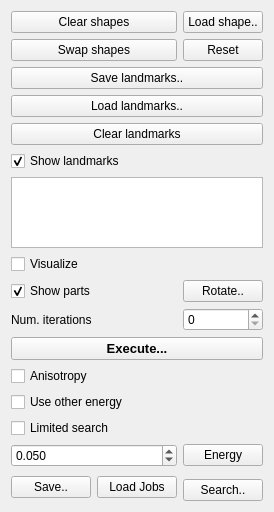
This is ddtt/experiment/experiment-widget.ui in ialhashim/ddtt-dev as Qt 5 draws it before an edit. The edited form follows.
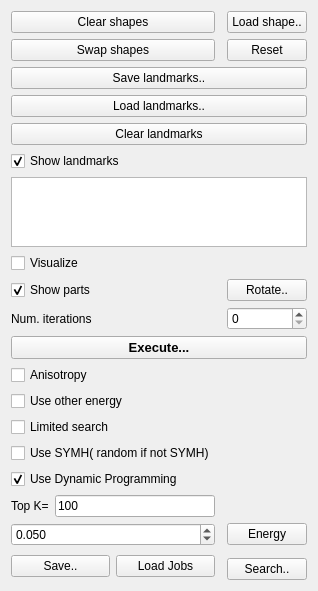
This is the edited form.

```diff
--- a/ddtt/experiment/experiment-widget.ui
+++ b/ddtt/experiment/experiment-widget.ui
@@ -6,41 +6,14 @@
    <rect>
     <x>0</x>
     <y>0</y>
-    <width>257</width>
-    <height>512</height>
+    <width>298</width>
+    <height>586</height>
    </rect>
   </property>
   <property name="windowTitle">
    <string>Form</string>
   </property>
   <layout class="QGridLayout" name="gridLayout">
-   <item row="11" column="0" colspan="2">
-    <spacer name="verticalSpacer_2">
-     <property name="orientation">
-      <enum>Qt::Vertical</enum>
-     </property>
-     <property name="sizeHint" stdset="0">
-      <size>
-       <width>20</width>
-       <height>40</height>
-      </size>
-     </property>
-    </spacer>
-   </item>
-   <item row="23" column="1">
-    <widget class="QPushButton" name="searchBest">
-     <property name="text">
-      <string>Search..</string>
-     </property>
-    </widget>
-   </item>
-   <item row="7" column="0" colspan="2">
-    <widget class="QPushButton" name="clearLandmarks">
-     <property name="text">
-      <string>Clear landmarks</string>
-     </property>
-    </widget>
-   </item>
    <item row="15" column="0">
     <widget class="QLabel" name="label">
      <property name="text">
@@ -48,8 +21,8 @@
      </property>
     </widget>
    </item>
-   <item row="3" column="0" colspan="2">
-    <spacer name="verticalSpacer">
+   <item row="11" column="0" colspan="3">
+    <spacer name="verticalSpacer_2">
      <property name="orientation">
       <enum>Qt::Vertical</enum>
      </property>
@@ -61,23 +34,6 @@
      </property>
     </spacer>
    </item>
-   <item row="0" column="1">
-    <widget class="QPushButton" name="loadShapes">
-     <property name="text">
-      <string>Load shape..</string>
-     </property>
-    </widget>
-   </item>
-   <item row="9" column="0" colspan="2">
-    <widget class="QCheckBox" name="isShowLandmarks">
-     <property name="text">
-      <string>Show landmarks</string>
-     </property>
-     <property name="checked">
-      <bool>true</bool>
-     </property>
-    </widget>
-   </item>
    <item row="14" column="0">
     <widget class="QCheckBox" name="isShowParts">
      <property name="text">
@@ -88,14 +44,14 @@
      </property>
     </widget>
    </item>
-   <item row="1" column="1">
-    <widget class="QPushButton" name="resetShapes">
+   <item row="27" column="2">
+    <widget class="QPushButton" name="doEnergyGuided">
      <property name="text">
-      <string>Reset</string>
+      <string>Energy</string>
      </property>
     </widget>
    </item>
-   <item row="16" column="0" colspan="2">
+   <item row="16" column="0" colspan="3">
     <widget class="QPushButton" name="executeButton">
      <property name="font">
       <font>
@@ -109,7 +65,38 @@
      </property>
     </widget>
    </item>
-   <item row="15" column="1">
+   <item row="7" column="0" colspan="3">
+    <widget class="QPushButton" name="clearLandmarks">
+     <property name="text">
+      <string>Clear landmarks</string>
+     </property>
+    </widget>
+   </item>
+   <item row="21" column="0">
+    <widget class="QCheckBox" name="isUseDP">
+     <property name="text">
+      <string>Use Dynamic Programming</string>
+     </property>
+     <property name="checked">
+      <bool>true</bool>
+     </property>
+    </widget>
+   </item>
+   <item row="0" column="2">
+    <widget class="QPushButton" name="loadShapes">
+     <property name="text">
+      <string>Load shape..</string>
+     </property>
+    </widget>
+   </item>
+   <item row="13" column="0" colspan="3">
+    <widget class="QCheckBox" name="isVisualize">
+     <property name="text">
+      <string>Visualize</string>
+     </property>
+    </widget>
+   </item>
+   <item row="15" column="2">
     <widget class="QSpinBox" name="numIterations">
      <property name="maximum">
       <number>1000</number>
@@ -122,39 +109,7 @@
      </property>
     </widget>
    </item>
-   <item row="20" column="1">
-    <widget class="QPushButton" name="doEnergyGuided">
-     <property name="text">
-      <string>Energy</string>
-     </property>
-    </widget>
-   </item>
-   <item row="13" column="0" colspan="2">
-    <widget class="QCheckBox" name="isVisualize">
-     <property name="text">
-      <string>Visualize</string>
-     </property>
-    </widget>
-   </item>
-   <item row="22" column="0" rowspan="2">
-    <layout class="QHBoxLayout" name="horizontalLayout">
-     <item>
-      <widget class="QPushButton" name="saveJob">
-       <property name="text">
-        <string>Save..</string>
-       </property>
-      </widget>
-     </item>
-     <item>
-      <widget class="QPushButton" name="loadJobs">
-       <property name="text">
-        <string>Load Jobs</string>
-       </property>
-      </widget>
-     </item>
-    </layout>
-   </item>
-   <item row="20" column="0">
+   <item row="27" column="0">
     <widget class="QDoubleSpinBox" name="speed">
      <property name="decimals">
       <number>3</number>
@@ -170,52 +125,70 @@
      </property>
     </widget>
    </item>
-   <item row="1" column="0">
-    <widget class="QPushButton" name="swapButton">
+   <item row="9" column="0" colspan="3">
+    <widget class="QCheckBox" name="isShowLandmarks">
      <property name="text">
-      <string>Swap shapes</string>
-     </property>
-    </widget>
-   </item>
-   <item row="12" column="0" colspan="2">
-    <widget class="QListWidget" name="pathsList">
-     <property name="sortingEnabled">
-      <bool>true</bool>
-     </property>
-    </widget>
-   </item>
-   <item row="6" column="0" colspan="2">
-    <widget class="QPushButton" name="loadLandmarks">
-     <property name="text">
-      <string>Load landmarks..</string>
-     </property>
-    </widget>
-   </item>
-   <item row="17" column="0" colspan="2">
-    <widget class="QCheckBox" name="isAnisotropy">
-     <property name="text">
-      <string>Anisotropy</string>
+      <string>Show landmarks</string>
      </property>
      <property name="checked">
-      <bool>false</bool>
+      <bool>true</bool>
      </property>
     </widget>
    </item>
-   <item row="5" column="0" colspan="2">
+   <item row="5" column="0" colspan="3">
     <widget class="QPushButton" name="saveLandmarks">
      <property name="text">
       <string>Save landmarks..</string>
      </property>
     </widget>
    </item>
-   <item row="0" column="0">
-    <widget class="QPushButton" name="clearShapes">
+   <item row="30" column="2">
+    <widget class="QPushButton" name="searchBest">
      <property name="text">
-      <string>Clear shapes</string>
+      <string>Search..</string>
      </property>
     </widget>
    </item>
-   <item row="18" column="0" colspan="2">
+   <item row="1" column="2">
+    <widget class="QPushButton" name="resetShapes">
+     <property name="text">
+      <string>Reset</string>
+     </property>
+    </widget>
+   </item>
+   <item row="6" column="0" colspan="3">
+    <widget class="QPushButton" name="loadLandmarks">
+     <property name="text">
+      <string>Load landmarks..</string>
+     </property>
+    </widget>
+   </item>
+   <item row="12" column="0" colspan="3">
+    <widget class="QListWidget" name="pathsList">
+     <property name="sortingEnabled">
+      <bool>true</bool>
+     </property>
+    </widget>
+   </item>
+   <item row="29" column="0" rowspan="2">
+    <layout class="QHBoxLayout" name="horizontalLayout">
+     <item>
+      <widget class="QPushButton" name="saveJob">
+       <property name="text">
+        <string>Save..</string>
+       </property>
+      </widget>
+     </item>
+     <item>
+      <widget class="QPushButton" name="loadJobs">
+       <property name="text">
+        <string>Load Jobs</string>
+       </property>
+      </widget>
+     </item>
+    </layout>
+   </item>
+   <item row="18" column="0" colspan="3">
     <widget class="QCheckBox" name="isOtherEnergy">
      <property name="text">
       <string>Use other energy</string>
@@ -229,13 +202,84 @@
      </property>
     </widget>
    </item>
-   <item row="14" column="1">
+   <item row="17" column="0" colspan="3">
+    <widget class="QCheckBox" name="isAnisotropy">
+     <property name="text">
+      <string>Anisotropy</string>
+     </property>
+     <property name="checked">
+      <bool>false</bool>
+     </property>
+    </widget>
+   </item>
+   <item row="14" column="2">
     <widget class="QPushButton" name="rotateButton">
      <property name="text">
       <string>Rotate..</string>
      </property>
     </widget>
    </item>
+   <item row="1" column="0">
+    <widget class="QPushButton" name="swapButton">
+     <property name="text">
+      <string>Swap shapes</string>
+     </property>
+    </widget>
+   </item>
+   <item row="3" column="0" colspan="3">
+    <spacer name="verticalSpacer">
+     <property name="orientation">
+      <enum>Qt::Vertical</enum>
+     </property>
+     <property name="sizeHint" stdset="0">
+      <size>
+       <width>20</width>
+       <height>40</height>
+      </size>
+     </property>
+    </spacer>
+   </item>
+   <item row="0" column="0">
+    <widget class="QPushButton" name="clearShapes">
+     <property name="text">
+      <string>Clear shapes</string>
+     </property>
+    </widget>
+   </item>
+   <item row="20" column="0">
+    <widget class="QCheckBox" name="isUseSYMH">
+     <property name="text">
+      <string>Use SYMH( random if not SYMH)</string>
+     </property>
+    </widget>
+   </item>
+   <item row="25" column="0" rowspan="2">
+    <layout class="QHBoxLayout" name="horizontalLayout_2" stretch="0,0">
+     <property name="sizeConstraint">
+      <enum>QLayout::SetMinimumSize</enum>
+     </property>
+     <item>
+      <widget class="QLabel" name="label_2">
+       <property name="text">
+        <string>Top K=</string>
+       </property>
+      </widget>
+     </item>
+     <item>
+      <widget class="QLineEdit" name="dpTopK">
+       <property name="inputMethodHints">
+        <set>Qt::ImhDigitsOnly</set>
+       </property>
+       <property name="inputMask">
+        <string/>
+       </property>
+       <property name="text">
+        <string>100</string>
+       </property>
+      </widget>
+     </item>
+    </layout>
+   </item>
   </layout>
  </widget>
  <resources/>
```
